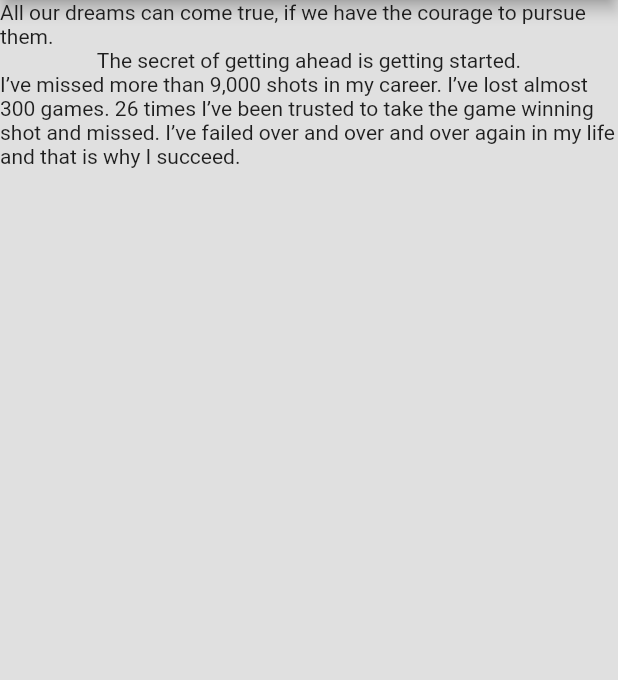
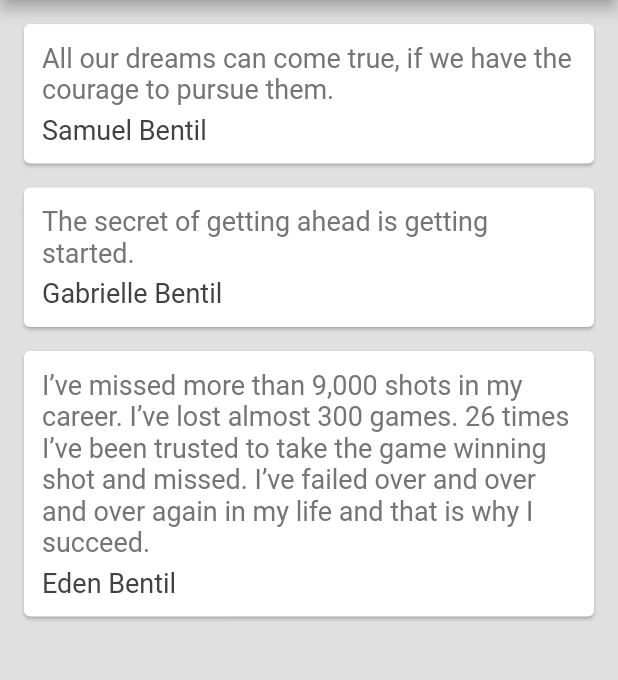
Before and after one commit to ebentil/flutter_quotes, a Flutter app: the screen it shows after launch, on a phone screen of 412 x 824 dp, the part 84-764 px from its top. Run offline on Flutter 3.47's test engine with Material 2 defaults, Android fonts, the phone set to English and light mode, and no system bars.

Commit message:
#19 cards

```diff
--- a/lib/main.dart
+++ b/lib/main.dart
@@ -1,4 +1,5 @@
 import 'package:flutter/material.dart';
+import 'quote.dart';
 
 void main() => runApp(MaterialApp(
       home: QuoteList(),
@@ -10,11 +11,48 @@ class QuoteList extends StatefulWidget {
 }
 
 class _QuoteListState extends State<QuoteList> {
-  List<String> quotes = [
-    'All our dreams can come true, if we have the courage to pursue them.',
-    'The secret of getting ahead is getting started.',
-    'I’ve missed more than 9,000 shots in my career. I’ve lost almost 300 games. 26 times I’ve been trusted to take the game winning shot and missed. I’ve failed over and over and over again in my life and that is why I succeed.'
+  List<Quote> quotes = [
+    Quote(
+        author: 'Samuel Bentil',
+        text:
+            'All our dreams can come true, if we have the courage to pursue them.'),
+    Quote(
+        author: 'Gabrielle Bentil',
+        text: 'The secret of getting ahead is getting started.'),
+    Quote(
+        text:
+            'I’ve missed more than 9,000 shots in my career. I’ve lost almost 300 games. 26 times I’ve been trusted to take the game winning shot and missed. I’ve failed over and over and over again in my life and that is why I succeed.',
+        author: 'Eden Bentil'),
   ];
+
+  Widget quoteTemplate(quote) {
+    return Card(
+      margin: EdgeInsets.fromLTRB(16, 16, 16, 0),
+      child: Padding(
+        padding: const EdgeInsets.all(12.0),
+        child: Column(
+          crossAxisAlignment: CrossAxisAlignment.stretch,
+          children: <Widget>[
+            Text(
+              quote.text,
+              style: TextStyle(
+                fontSize: 18,
+                color: Colors.grey[600],
+              ),
+            ),
+            SizedBox(height: 6),
+            Text(
+              quote.author,
+              style: TextStyle(
+                fontSize: 18,
+                color: Colors.grey[800],
+              ),
+            ),
+          ],
+        ),
+      ),
+    );
+  }
 
   @override
   Widget build(BuildContext context) {
@@ -26,7 +64,7 @@ class _QuoteListState extends State<QuoteList> {
           backgroundColor: Colors.redAccent,
         ),
         body: Column(
-          children: quotes.map((quote) => Text(quote)).toList(),
+          children: quotes.map((quote) => quoteTemplate(quote)).toList(),
 
           // children: quotes.map((quote) {
           //   return Text(quote);
--- /dev/null
+++ b/lib/quote.dart
@@ -0,0 +1,19 @@
+class Quote {
+  String text;
+  String author;
+
+//this is a constructor
+  // Quote(String text, String author) {
+  //   this.text = text;
+  //   this.author = author;
+  // }
+
+// this constructor uses a Named parameter
+  // Quote({String text, String author}) {
+  //   this.text = text;
+  //   this.author = author;
+  // }
+
+//Named paremeter shortcut
+  Quote({this.text, this.author});
+}
```
Also changed, not shown: 1 other file.
